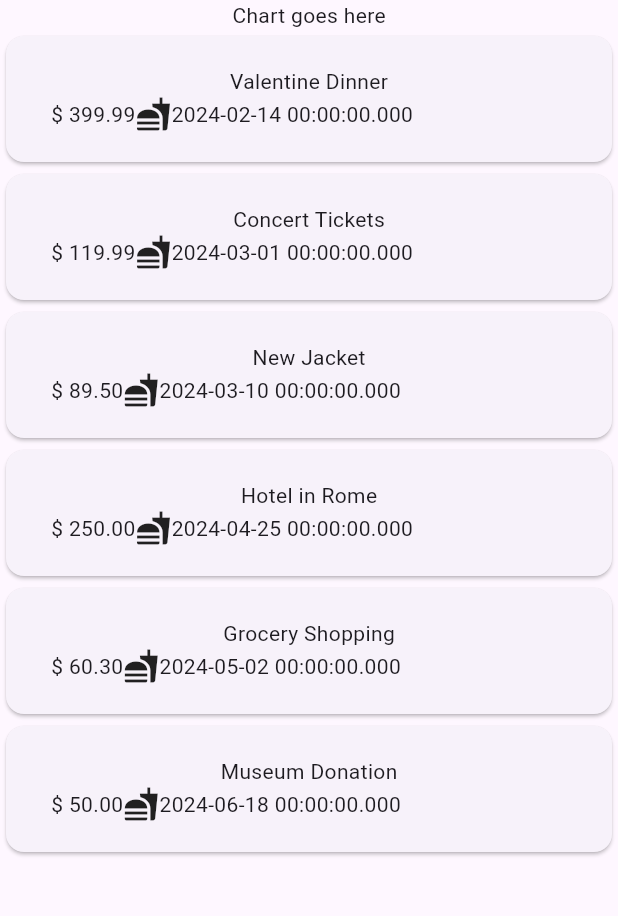
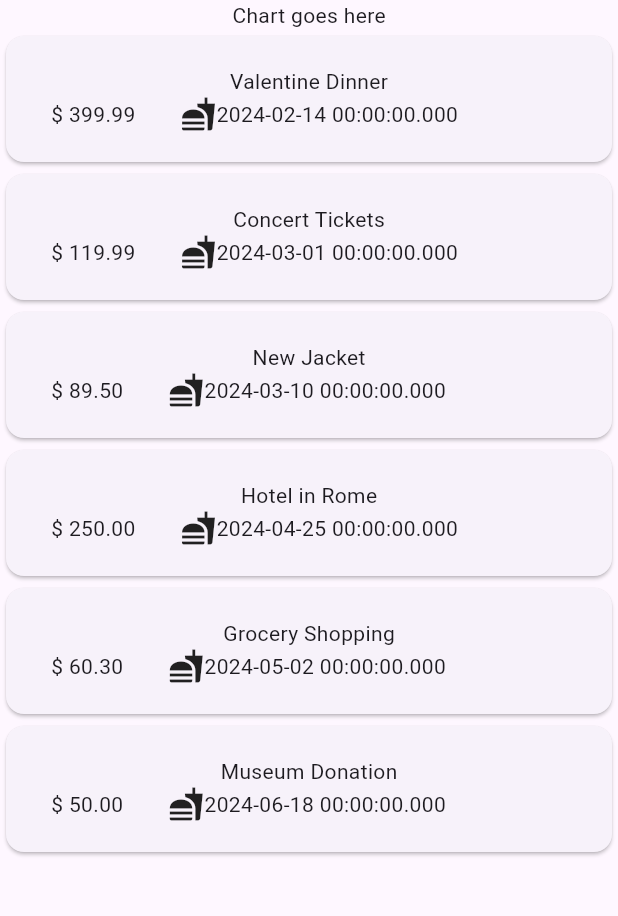
Before and after one commit to PhilBuffalo21/Flutter-Travel-Expenses-app, a Flutter app: the screen it shows after launch, on a phone screen of 412 x 824 dp, the part 30-946 px from its top. Run offline on Flutter 3.47's test engine with Material 3 defaults, Android fonts, the phone set to English and light mode, and no system bars.

Commit message:
add minor card customisation

```diff
--- a/travel_app/lib/widgets/expenseItem.dart
+++ b/travel_app/lib/widgets/expenseItem.dart
@@ -17,6 +17,7 @@ class expenseItem extends StatelessWidget {
                   Row(
                     children: [
                       Text("\$ ${expense.amount.toStringAsFixed(2)}"),
+                      const SizedBox(width: 30),
                       Row(
                         children: [
                           const Icon(Icons.fastfood),
```
